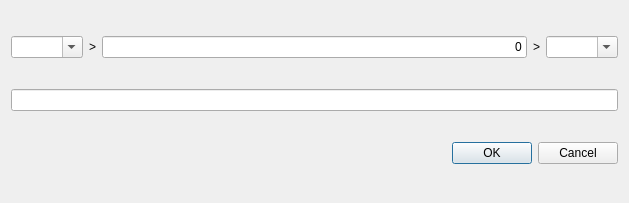
The window that savings/form/TransferBudgetEd.ui (lukasszz/savings) describes before a commit, drawn with Qt 5.
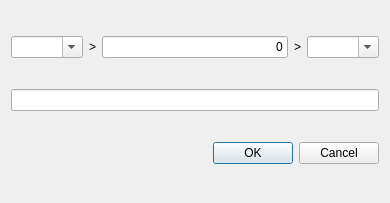
The same window after the commit.

Diff of the .ui file:
```diff
--- a/savings/form/TransferBudgetEd.ui
+++ b/savings/form/TransferBudgetEd.ui
@@ -6,7 +6,7 @@
    <rect>
     <x>0</x>
     <y>0</y>
-    <width>629</width>
+    <width>390</width>
     <height>203</height>
    </rect>
   </property>
```
